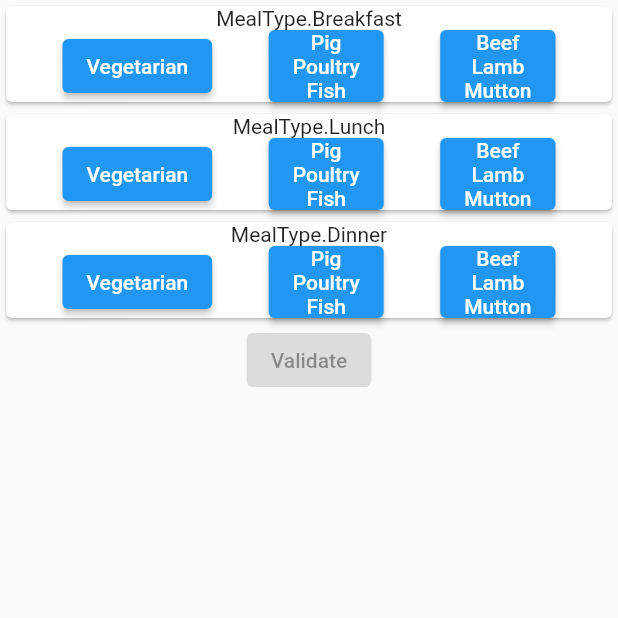
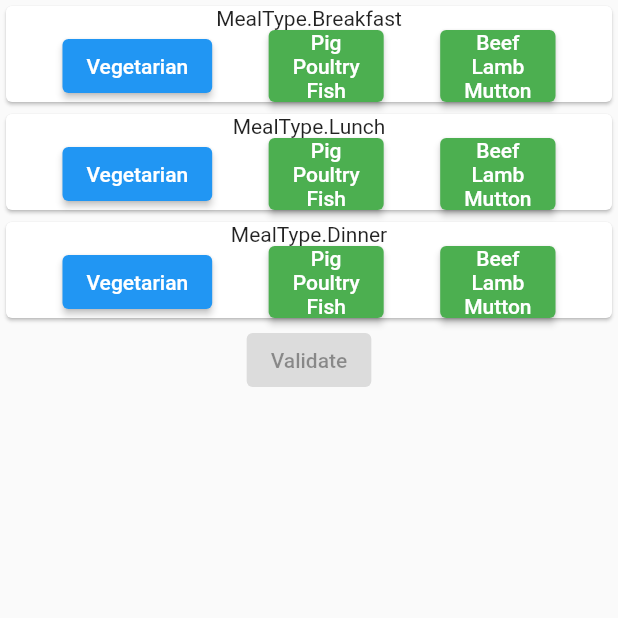
Before and after one commit to nicolaslecrique/co2Tracker, a Flutter app: the DailyForm screen opened by its route, on a phone screen of 412 x 824 dp, the top half of it. Run offline on Flutter 3.47's test engine with Material 2 defaults, Android fonts, the phone set to English and light mode, and no system bars.

Commit message:
Manage food type button state (no style yet)

```diff
--- a/lib/routes/daily_form/model/daily_form_model.dart
+++ b/lib/routes/daily_form/model/daily_form_model.dart
@@ -17,4 +17,12 @@ class DailyFormModel extends ChangeNotifier {
         return state.dinner;
     }
   }
+
+  void setFoodChoice(MealType mealType, FoodChoice foodChoice) {
+    state = new DailyFormState(
+        mealType == MealType.Breakfast ? new MealState(foodChoice, null) : state.breakfast,
+        mealType == MealType.Lunch ? new MealState(foodChoice, state.lunch.foodPortionOrNull) : state.breakfast,
+        mealType == MealType.Dinner ? new MealState(foodChoice, state.dinner.foodPortionOrNull) : state.breakfast);
+    notifyListeners();
+  }
 }
--- a/lib/routes/daily_form/widgets/meal_choice_button.dart
+++ b/lib/routes/daily_form/widgets/meal_choice_button.dart
@@ -1,25 +1,40 @@
+import 'package:co2tracker/routes/daily_form/model/daily_form_model.dart';
+import 'package:co2tracker/routes/daily_form/model/daily_form_state.dart';
 import 'package:flutter/material.dart';
+import 'package:provider/provider.dart';
 
-/*
-TODO NICO: Bouger FoodChoice et faire le mapping type=>string ici
-comme ça ici on a footType et MealType, et on peut appeler le model.updateMealChoice(mealtype, foodtype)
-avec un consumer:
-=> pas de callback a passer au parent, la gui d'un boutton et dans le boutton
-=> on peut appliquer ça partout comme ça c'est clair et coherent
-*/
 class MealChoiceButton extends StatelessWidget {
-  final List<String> foodList;
-  final bool isSelected;
+  final MealType mealType;
+  final FoodChoice foodChoice;
 
-  const MealChoiceButton({Key? key, required this.foodList, required this.isSelected}) : super(key: key);
+  List<String> getFoodList(FoodChoice foodChoice) {
+    switch (foodChoice) {
+      case FoodChoice.Vegetarian:
+        return ['Vegetarian'];
+      case FoodChoice.PigPoultryFish:
+        return ['Pig', 'Poultry', 'Fish'];
+      case FoodChoice.BeefLambMutton:
+        return ['Beef', 'Lamb', 'Mutton'];
+    }
+  }
+
+  const MealChoiceButton({Key? key, required this.mealType, required this.foodChoice}) : super(key: key);
 
   @override
   Widget build(BuildContext context) {
-    return ElevatedButton(
-      onPressed: () {},
-      child: Column(
-        children: List<Text>.unmodifiable(foodList.map((e) => Text(e))),
-      ),
+    Widget buttonChild = Column(
+      children: List<Text>.unmodifiable(getFoodList(foodChoice).map((e) => Text(e))),
     );
+
+    return Consumer<DailyFormModel>(builder: (BuildContext context, DailyFormModel model, Widget? child) {
+      bool isSelected = model.getMealState(mealType).foodChoice == foodChoice;
+      return ElevatedButton(
+        onPressed: () {
+          model.setFoodChoice(mealType, foodChoice);
+        },
+        child: buttonChild,
+        style: isSelected ? null : ElevatedButton.styleFrom(primary: Colors.green),
+      );
+    });
   }
 }
--- a/lib/routes/daily_form/widgets/meal_panel.dart
+++ b/lib/routes/daily_form/widgets/meal_panel.dart
@@ -22,11 +22,9 @@ class MealPanel extends StatelessWidget {
               Row(
                 mainAxisAlignment: MainAxisAlignment.spaceEvenly,
                 children: [
-                  MealChoiceButton(foodList: ['Vegetarian'], isSelected: meal.foodChoice == FoodChoice.Vegetarian),
-                  MealChoiceButton(
-                      foodList: ['Pig', 'Poultry', 'Fish'], isSelected: meal.foodChoice == FoodChoice.PigPoultryFish),
-                  MealChoiceButton(
-                      foodList: ['Beef', 'Lamb', 'Mutton'], isSelected: meal.foodChoice == FoodChoice.BeefLambMutton)
+                  MealChoiceButton(mealType: mealType, foodChoice: FoodChoice.Vegetarian),
+                  MealChoiceButton(mealType: mealType, foodChoice: FoodChoice.PigPoultryFish),
+                  MealChoiceButton(mealType: mealType, foodChoice: FoodChoice.BeefLambMutton)
                 ],
               ),
             ],
```
